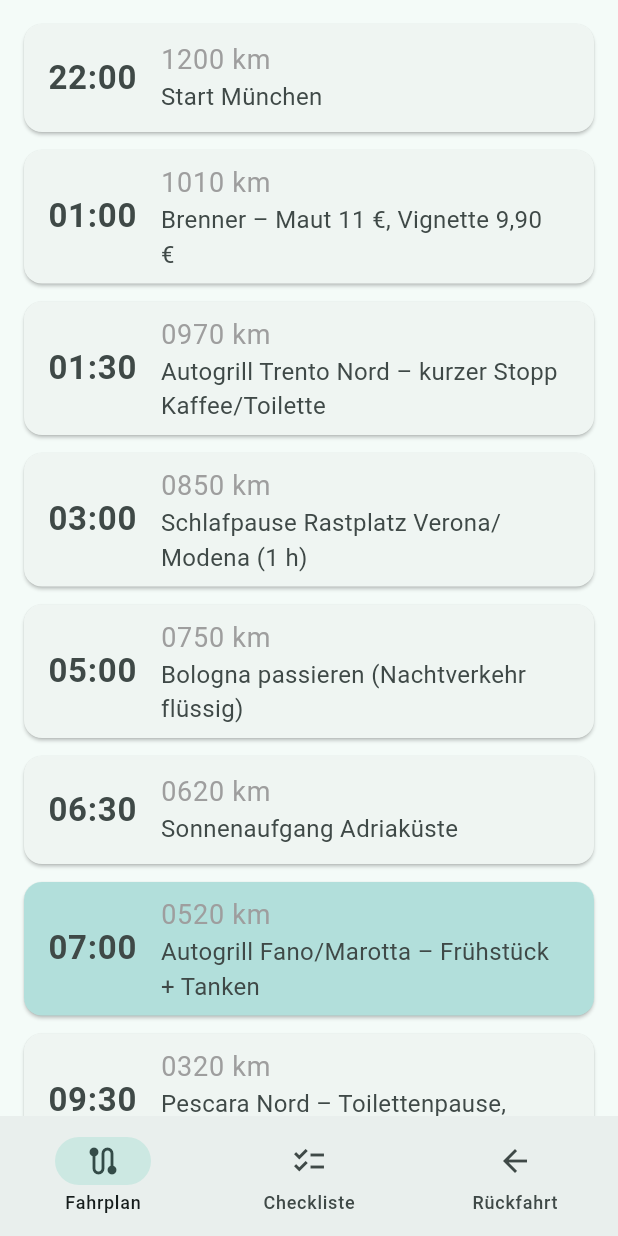
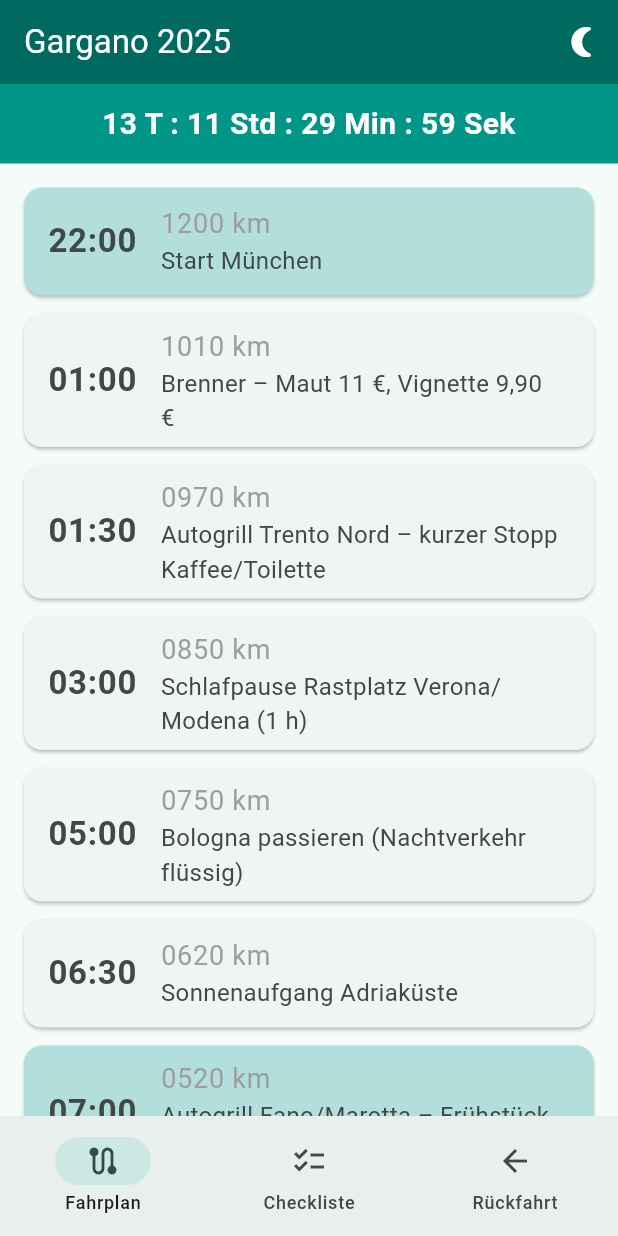
Before and after one commit to AlexBuchnerTeacher/gargano2025, a Flutter app: the screen it shows after launch, after a tap on "Los geht’s", on a phone screen of 412 x 824 dp. Run offline on Flutter 3.47's test engine with Material 3 defaults, Android fonts, the light colour scheme and no system bars; our stand-ins replace shared_preferences.

Commit message:
Dark Mode Fix mit alternativen Icons

```diff
--- a/lib/main.dart
+++ b/lib/main.dart
@@ -1,12 +1,61 @@
 import 'package:flutter/material.dart';
 import 'package:shared_preferences/shared_preferences.dart';
+import 'screens/welcome_screen.dart';
 
 void main() {
   runApp(const GarganoApp());
 }
 
-class GarganoApp extends StatelessWidget {
+class GarganoApp extends StatefulWidget {
   const GarganoApp({super.key});
+
+  @override
+  State<GarganoApp> createState() => _GarganoAppState();
+}
+
+class _GarganoAppState extends State<GarganoApp> {
+  ThemeMode _themeMode = ThemeMode.system;
+
+  @override
+  void initState() {
+    super.initState();
+    _loadThemeMode();
+  }
+
+  Future<void> _loadThemeMode() async {
+    final prefs = await SharedPreferences.getInstance();
+    final mode = prefs.getString('themeMode') ?? 'system';
+    setState(() {
+      _themeMode = _stringToThemeMode(mode);
+    });
+  }
+
+  Future<void> _toggleThemeMode() async {
+    final prefs = await SharedPreferences.getInstance();
+    setState(() {
+      if (_themeMode == ThemeMode.light) {
+        _themeMode = ThemeMode.dark;
+        prefs.setString('themeMode', 'dark');
+      } else if (_themeMode == ThemeMode.dark) {
+        _themeMode = ThemeMode.system;
+        prefs.setString('themeMode', 'system');
+      } else {
+        _themeMode = ThemeMode.light;
+        prefs.setString('themeMode', 'light');
+      }
+    });
+  }
+
+  ThemeMode _stringToThemeMode(String mode) {
+    switch (mode) {
+      case 'light':
+        return ThemeMode.light;
+      case 'dark':
+        return ThemeMode.dark;
+      default:
+        return ThemeMode.system;
+    }
+  }
 
   @override
   Widget build(BuildContext context) {
@@ -16,238 +65,18 @@ class GarganoApp extends StatelessWidget {
       theme: ThemeData(
         colorScheme: ColorScheme.fromSeed(seedColor: Colors.teal),
         useMaterial3: true,
+        brightness: Brightness.light,
       ),
-      home: const WelcomeScreen(),
+      darkTheme: ThemeData(
+        colorScheme: ColorScheme.fromSeed(
+          seedColor: Colors.teal,
+          brightness: Brightness.dark,
+        ),
+        useMaterial3: true,
+        brightness: Brightness.dark,
+      ),
+      themeMode: _themeMode,
+      home: WelcomeScreen(onToggleTheme: _toggleThemeMode),
     );
   }
 }
-
-// Welcome Screen
-class WelcomeScreen extends StatelessWidget {
-  const WelcomeScreen({super.key});
-
-  @override
-  Widget build(BuildContext context) {
-    return Scaffold(
-      body: Center(
-        child: Padding(
-          padding: const EdgeInsets.all(24.0),
-          child: Column(
-            mainAxisAlignment: MainAxisAlignment.center,
-            children: [
-              const Text(
-                'Gargano 2025',
-                style: TextStyle(fontSize: 32, fontWeight: FontWeight.bold),
-              ),
-              const SizedBox(height: 16),
-              const Text(
-                'Dein Fahrplan München → Vieste\nmit Stopps, Restkilometern und Checkliste.',
-                textAlign: TextAlign.center,
-                style: TextStyle(fontSize: 18),
-              ),
-              const SizedBox(height: 32),
-              ElevatedButton(
-                onPressed: () {
-                  Navigator.pushReplacement(
-                    context,
-                    MaterialPageRoute(builder: (_) => const MainScreen()),
-                  );
-                },
-                child: const Text('Los geht’s'),
-              ),
-              const SizedBox(height: 16),
-              OutlinedButton(
-                onPressed: () {
-                  Navigator.pushReplacement(
-                    context,
-                    MaterialPageRoute(builder: (_) => const MainScreen(initialTab: 1)),
-                  );
-                },
-                child: const Text('Checkliste öffnen'),
-              ),
-            ],
-          ),
-        ),
-      ),
-    );
-  }
-}
-
-// Hauptscreen mit Tabs
-class MainScreen extends StatefulWidget {
-  final int initialTab;
-  const MainScreen({super.key, this.initialTab = 0});
-
-  @override
-  State<MainScreen> createState() => _MainScreenState();
-}
-
-class _MainScreenState extends State<MainScreen> {
-  late int _selectedIndex;
-
-  @override
-  void initState() {
-    super.initState();
-    _selectedIndex = widget.initialTab;
-  }
-
-  final List<Widget> _pages = [
-    const FahrplanPage(),
-    const ChecklistPage(),
-    const Placeholder(), // Rückfahrt Platzhalter
-  ];
-
-  void _onItemTapped(int index) {
-    setState(() {
-      _selectedIndex = index;
-    });
-  }
-
-  @override
-  Widget build(BuildContext context) {
-    return Scaffold(
-      body: _pages[_selectedIndex],
-      bottomNavigationBar: NavigationBar(
-        selectedIndex: _selectedIndex,
-        onDestinationSelected: _onItemTapped,
-        destinations: const [
-          NavigationDestination(icon: Icon(Icons.route), label: 'Fahrplan'),
-          NavigationDestination(icon: Icon(Icons.checklist), label: 'Checkliste'),
-          NavigationDestination(icon: Icon(Icons.arrow_back), label: 'Rückfahrt'),
-        ],
-      ),
-    );
-  }
-}
-
-// Fahrplan
-class FahrplanPage extends StatelessWidget {
-  const FahrplanPage({super.key});
-
-  final List<Map<String, dynamic>> stops = const [
-    {'time': '22:00', 'km': '1200', 'desc': 'Start München'},
-    {'time': '01:00', 'km': '1010', 'desc': 'Brenner – Maut 11 €, Vignette 9,90 €'},
-    {'time': '01:30', 'km': '0970', 'desc': 'Autogrill Trento Nord – kurzer Stopp Kaffee/Toilette'},
-    {'time': '03:00', 'km': '0850', 'desc': 'Schlafpause Rastplatz Verona/Modena (1 h)'},
-    {'time': '05:00', 'km': '0750', 'desc': 'Bologna passieren (Nachtverkehr flüssig)'},
-    {'time': '06:30', 'km': '0620', 'desc': 'Sonnenaufgang Adriaküste'},
-    {'time': '07:00', 'km': '0520', 'desc': 'Autogrill Fano/Marotta – Frühstück + Tanken', 'highlight': true},
-    {'time': '09:30', 'km': '0320', 'desc': 'Pescara Nord – Toilettenpause, Snacks'},
-    {'time': '13:00', 'km': '0000', 'desc': 'Ankunft Camping Spiaggia Lunga (Check-in)'},
-  ];
-
-  @override
-  Widget build(BuildContext context) {
-    return ListView(
-      padding: const EdgeInsets.all(16),
-      children: [
-        ...stops.map((stop) {
-          final highlight = stop['highlight'] == true;
-          return Card(
-            color: highlight ? Colors.teal.shade100 : null,
-            margin: const EdgeInsets.only(bottom: 12),
-            child: ListTile(
-              leading: Text(
-                stop['time']!,
-                style: const TextStyle(fontSize: 22, fontWeight: FontWeight.bold),
-              ),
-              title: Text('${stop['km']} km', style: const TextStyle(fontSize: 18, color: Colors.grey)),
-              subtitle: Text(stop['desc']!, style: const TextStyle(fontSize: 16)),
-            ),
-          );
-        }),
-        Card(
-          color: Colors.teal.shade50,
-          margin: const EdgeInsets.only(top: 16),
-          child: const Padding(
-            padding: EdgeInsets.all(16),
-            child: Column(
-              crossAxisAlignment: CrossAxisAlignment.start,
-              children: [
-                Row(
-                  children: [
-                    Icon(Icons.info_outline, color: Colors.teal),
-                    SizedBox(width: 8),
-                    Text('Zusatzinformationen', style: TextStyle(fontSize: 18, fontWeight: FontWeight.bold)),
-                  ],
-                ),
-                SizedBox(height: 12),
-                Text('Tankstrategie: Start vollgetankt, Tanken bei Frühstückspause (Fano/Marotta, Rest 520 km)'),
-                Text('Mautkosten: AT 9,90 € + 11 €, IT ca. 65–70 €'),
-                Text('Gesamtkosten Hinfahrt: ca. 210–220 € inkl. Diesel'),
-                Text('Letzte 90 km (Gargano) kurvig – ca. 2 h Fahrtzeit einplanen'),
-              ],
-            ),
-          ),
-        ),
-      ],
-    );
-  }
-}
-
-// Checkliste
-class ChecklistPage extends StatefulWidget {
-  const ChecklistPage({super.key});
-
-  @override
-  State<ChecklistPage> createState() => _ChecklistPageState();
-}
-
-class _ChecklistPageState extends State<ChecklistPage> {
-  final List<String> checklistItems = [
-    'Snacks griffbereit',
-    'Wasserflaschen kalt',
-    'Powerbank & Ladekabel',
-    'Playlist / Hörbuch offline',
-    'Vignette + Mautgeld',
-    'Sonnenbrillen',
-    'Müllbeutel',
-    'Notfallapotheke',
-  ];
-
-  late List<bool> checkedState = List.filled(8, false);
-
-  @override
-  void initState() {
-    super.initState();
-    _loadChecklistState();
-  }
-
-  Future<void> _loadChecklistState() async {
-    final prefs = await SharedPreferences.getInstance();
-    final saved = prefs.getStringList('checklist') ?? [];
-    if (saved.isNotEmpty && saved.length == checklistItems.length) {
-      setState(() {
-        checkedState = saved.map((e) => e == 'true').toList();
-      });
-    }
-  }
-
-  Future<void> _saveChecklistState() async {
-    final prefs = await SharedPreferences.getInstance();
-    prefs.setStringList('checklist', checkedState.map((e) => e.toString()).toList());
-  }
-
-  @override
-  Widget build(BuildContext context) {
-    return ListView.builder(
-      padding: const EdgeInsets.all(16),
-      itemCount: checklistItems.length,
-      itemBuilder: (context, index) {
-        return Card(
-          margin: const EdgeInsets.only(bottom: 8),
-          child: CheckboxListTile(
-            value: checkedState[index],
-            onChanged: (val) {
-              setState(() {
-                checkedState[index] = val ?? false;
-                _saveChecklistState();
-              });
-            },
-            title: Text(checklistItems[index]),
-          ),
-        );
-      },
-    );
-  }
-}
--- /dev/null
+++ b/lib/screens/checklist_page.dart
@@ -0,0 +1,68 @@
+import 'package:flutter/material.dart';
+import 'package:shared_preferences/shared_preferences.dart';
+
+class ChecklistPage extends StatefulWidget {
+  const ChecklistPage({super.key});
+
+  @override
+  State<ChecklistPage> createState() => _ChecklistPageState();
+}
+
+class _ChecklistPageState extends State<ChecklistPage> {
+  final List<String> checklistItems = [
+    'Snacks griffbereit',
+    'Wasserflaschen kalt',
+    'Powerbank & Ladekabel',
+    'Playlist / Hörbuch offline',
+    'Vignette + Mautgeld',
+    'Sonnenbrillen',
+    'Müllbeutel',
+    'Notfallapotheke',
+  ];
+
+  late List<bool> checkedState = List.filled(8, false);
+
+  @override
+  void initState() {
+    super.initState();
+    _loadChecklistState();
+  }
+
+  Future<void> _loadChecklistState() async {
+    final prefs = await SharedPreferences.getInstance();
+    final saved = prefs.getStringList('checklist') ?? [];
+    if (saved.isNotEmpty && saved.length == checklistItems.length) {
+      setState(() {
+        checkedState = saved.map((e) => e == 'true').toList();
+      });
+    }
+  }
+
+  Future<void> _saveChecklistState() async {
+    final prefs = await SharedPreferences.getInstance();
+    prefs.setStringList('checklist', checkedState.map((e) => e.toString()).toList());
+  }
+
+  @override
+  Widget build(BuildContext context) {
+    return ListView.builder(
+      padding: const EdgeInsets.all(16),
+      itemCount: checklistItems.length,
+      itemBuilder: (context, index) {
+        return Card(
+          margin: const EdgeInsets.only(bottom: 8),
+          child: CheckboxListTile(
+            value: checkedState[index],
+            onChanged: (val) {
+              setState(() {
+                checkedState[index] = val ?? false;
+                _saveChecklistState();
+              });
+            },
+            title: Text(checklistItems[index]),
+          ),
+        );
+      },
+    );
+  }
+}
--- /dev/null
+++ b/lib/screens/fahrplan_page.dart
@@ -0,0 +1,90 @@
+import 'package:flutter/material.dart';
+import 'dart:async';
+import '../widgets/countdown_banner.dart';
+
+class FahrplanPage extends StatefulWidget {
+  const FahrplanPage({super.key});
+
+  @override
+  State<FahrplanPage> createState() => _FahrplanPageState();
+}
+
+class _FahrplanPageState extends State<FahrplanPage> {
+  final ScrollController _scrollController = ScrollController();
+  bool highlightFirst = false;
+
+  final DateTime startTime = DateTime(2025, 8, 16, 22, 0);
+
+  final List<Map<String, dynamic>> stops = const [
+    {'time': '22:00', 'km': '1200', 'desc': 'Start München', 'highlight': true},
+    {'time': '01:00', 'km': '1010', 'desc': 'Brenner – Maut 11 €, Vignette 9,90 €'},
+    {'time': '01:30', 'km': '0970', 'desc': 'Autogrill Trento Nord – kurzer Stopp Kaffee/Toilette'},
+    {'time': '03:00', 'km': '0850', 'desc': 'Schlafpause Rastplatz Verona/Modena (1 h)'},
+    {'time': '05:00', 'km': '0750', 'desc': 'Bologna passieren (Nachtverkehr flüssig)'},
+    {'time': '06:30', 'km': '0620', 'desc': 'Sonnenaufgang Adriaküste'},
+    {'time': '07:00', 'km': '0520', 'desc': 'Autogrill Fano/Marotta – Frühstück + Tanken', 'highlight': true},
+    {'time': '09:30', 'km': '0320', 'desc': 'Pescara Nord – Toilettenpause, Snacks'},
+    {'time': '13:00', 'km': '0000', 'desc': 'Ankunft Camping Spiaggia Lunga (Check-in)'},
+  ];
+
+  @override
+  void initState() {
+    super.initState();
+    Timer.periodic(const Duration(seconds: 1), (timer) {
+      final remaining = startTime.difference(DateTime.now());
+      if (remaining.isNegative && !highlightFirst) {
+        setState(() {
+          highlightFirst = true;
+        });
+        _scrollController.animateTo(
+          0,
+          duration: const Duration(seconds: 2),
+          curve: Curves.easeInOut,
+        );
+        timer.cancel();
+      }
+    });
+  }
+
+  @override
+  Widget build(BuildContext context) {
+    return Column(
+      children: [
+        CountdownBanner(startTime: startTime),
+        Expanded(
+          child: ListView.builder(
+            controller: _scrollController,
+            padding: const EdgeInsets.all(16),
+            itemCount: stops.length,
+            itemBuilder: (context, index) {
+              final stop = stops[index];
+              final isHighlighted = highlightFirst && stop['highlight'] == true;
+              return Card(
+                color: isHighlighted
+                    ? Colors.teal.shade200
+                    : (stop['highlight'] == true
+                        ? Colors.teal.shade100
+                        : null),
+                margin: const EdgeInsets.only(bottom: 12),
+                child: ListTile(
+                  leading: Text(
+                    stop['time']!,
+                    style: const TextStyle(fontSize: 22, fontWeight: FontWeight.bold),
+                  ),
+                  title: Text(
+                    '${stop['km']} km',
+                    style: const TextStyle(fontSize: 18, color: Colors.grey),
+                  ),
+                  subtitle: Text(
+                    stop['desc']!,
+                    style: const TextStyle(fontSize: 16),
+                  ),
+                ),
+              );
+            },
+          ),
+        ),
+      ],
+    );
+  }
+}
--- /dev/null
+++ b/lib/screens/main_screen.dart
@@ -0,0 +1,68 @@
+import 'package:flutter/material.dart';
+import 'fahrplan_page.dart';
+import 'checklist_page.dart';
+
+class MainScreen extends StatefulWidget {
+  final int initialTab;
+  final VoidCallback onToggleTheme;
+  const MainScreen({super.key, this.initialTab = 0, required this.onToggleTheme});
+
+  @override
+  State<MainScreen> createState() => _MainScreenState();
+}
+
+class _MainScreenState extends State<MainScreen> {
+  late int _selectedIndex;
+
+  @override
+  void initState() {
+    super.initState();
+    _selectedIndex = widget.initialTab;
+  }
+
+  final List<Widget> _pages = [
+    const FahrplanPage(),
+    const ChecklistPage(),
+    const Placeholder(),
+  ];
+
+  void _onItemTapped(int index) {
+    setState(() {
+      _selectedIndex = index;
+    });
+  }
+
+  @override
+  Widget build(BuildContext context) {
+    return Scaffold(
+      appBar: AppBar(
+        backgroundColor: Theme.of(context).colorScheme.primary,
+        title: const Text(
+          'Gargano 2025',
+          style: TextStyle(color: Colors.white),
+        ),
+        actions: [
+          IconButton(
+            icon: Icon(
+              Theme.of(context).brightness == Brightness.dark
+                  ? Icons.wb_sunny          // Sonne bei Dark Mode
+                  : Icons.nightlight_round, // Mond bei Light Mode
+              color: Colors.white,
+            ),
+            onPressed: widget.onToggleTheme,
+          ),
+        ],
+      ),
+      body: _pages[_selectedIndex],
+      bottomNavigationBar: NavigationBar(
+        selectedIndex: _selectedIndex,
+        onDestinationSelected: _onItemTapped,
+        destinations: const [
+          NavigationDestination(icon: Icon(Icons.route), label: 'Fahrplan'),
+          NavigationDestination(icon: Icon(Icons.checklist), label: 'Checkliste'),
+          NavigationDestination(icon: Icon(Icons.arrow_back), label: 'Rückfahrt'),
+        ],
+      ),
+    );
+  }
+}
--- /dev/null
+++ b/lib/screens/welcome_screen.dart
@@ -0,0 +1,58 @@
+import 'package:flutter/material.dart';
+import 'main_screen.dart';
+
+class WelcomeScreen extends StatelessWidget {
+  final VoidCallback onToggleTheme;
+  const WelcomeScreen({super.key, required this.onToggleTheme});
+
+  @override
+  Widget build(BuildContext context) {
+    return Scaffold(
+      body: Center(
+        child: Padding(
+          padding: const EdgeInsets.all(24.0),
+          child: Column(
+            mainAxisAlignment: MainAxisAlignment.center,
+            children: [
+              const Text(
+                'Gargano 2025',
+                style: TextStyle(fontSize: 32, fontWeight: FontWeight.bold),
+              ),
+              const SizedBox(height: 16),
+              const Text(
+                'Dein Fahrplan München → Vieste\nmit Stopps, Restkilometern und Checkliste.',
+                textAlign: TextAlign.center,
+                style: TextStyle(fontSize: 18),
+              ),
+              const SizedBox(height: 32),
+              ElevatedButton(
+                onPressed: () {
+                  Navigator.pushReplacement(
+                    context,
+                    MaterialPageRoute(
+                      builder: (_) => MainScreen(onToggleTheme: onToggleTheme),
+                    ),
+                  );
+                },
+                child: const Text('Los geht’s'),
+              ),
+              const SizedBox(height: 16),
+              OutlinedButton(
+                onPressed: () {
+                  Navigator.pushReplacement(
+                    context,
+                    MaterialPageRoute(
+                      builder: (_) =>
+                          MainScreen(initialTab: 1, onToggleTheme: onToggleTheme),
+                    ),
+                  );
+                },
+                child: const Text('Checkliste öffnen'),
+              ),
+            ],
+          ),
+        ),
+      ),
+    );
+  }
+}
--- /dev/null
+++ b/lib/widgets/countdown_banner.dart
@@ -0,0 +1,53 @@
+import 'package:flutter/material.dart';
+import 'dart:async';
+
+class CountdownBanner extends StatefulWidget {
+  final DateTime startTime;
+  const CountdownBanner({super.key, required this.startTime});
+
+  @override
+  State<CountdownBanner> createState() => _CountdownBannerState();
+}
+
+class _CountdownBannerState extends State<CountdownBanner> {
+  late Duration remaining;
+  late Timer timer;
+
+  @override
+  void initState() {
+    super.initState();
+    remaining = widget.startTime.difference(DateTime.now());
+    timer = Timer.periodic(const Duration(seconds: 1), (_) {
+      setState(() {
+        remaining = widget.startTime.difference(DateTime.now());
+      });
+    });
+  }
+
+  @override
+  void dispose() {
+    timer.cancel();
+    super.dispose();
+  }
+
+  @override
+  Widget build(BuildContext context) {
+    if (remaining.isNegative) return const SizedBox.shrink();
+
+    final days = remaining.inDays;
+    final hours = remaining.inHours % 24;
+    final minutes = remaining.inMinutes % 60;
+    final seconds = remaining.inSeconds % 60;
+
+    return Container(
+      color: Colors.teal,
+      padding: const EdgeInsets.all(12),
+      width: double.infinity,
+      child: Text(
+        '$days T : $hours Std : $minutes Min : $seconds Sek',
+        style: const TextStyle(color: Colors.white, fontSize: 20, fontWeight: FontWeight.bold),
+        textAlign: TextAlign.center,
+      ),
+    );
+  }
+}
```
Also changed, not shown: pubspec.yaml (+10 -2 lines).
